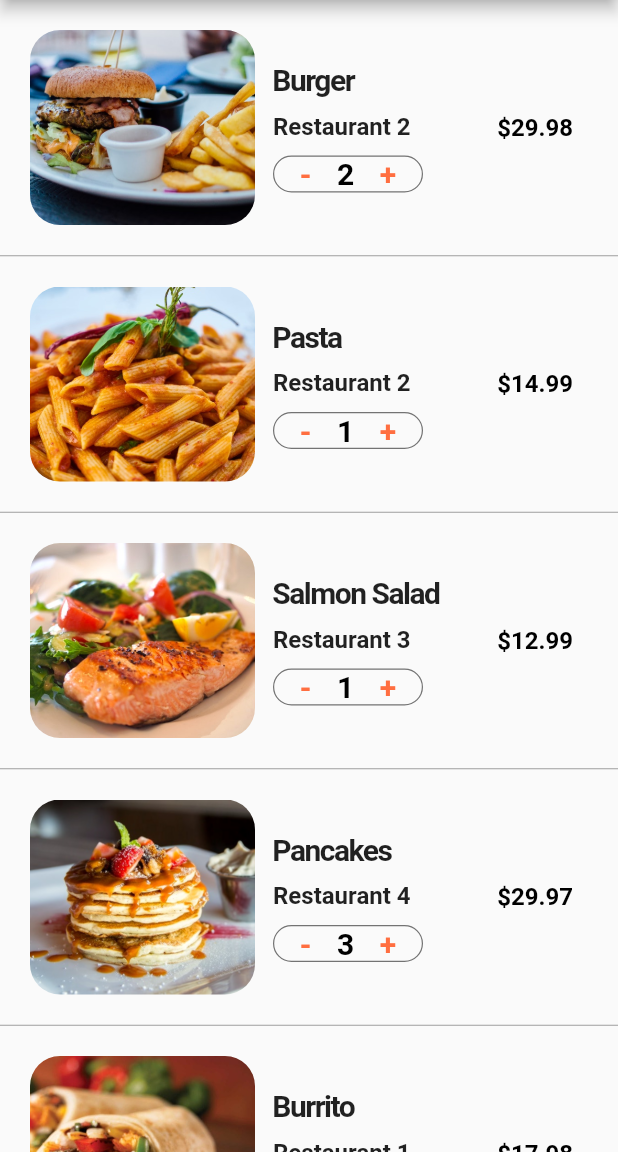
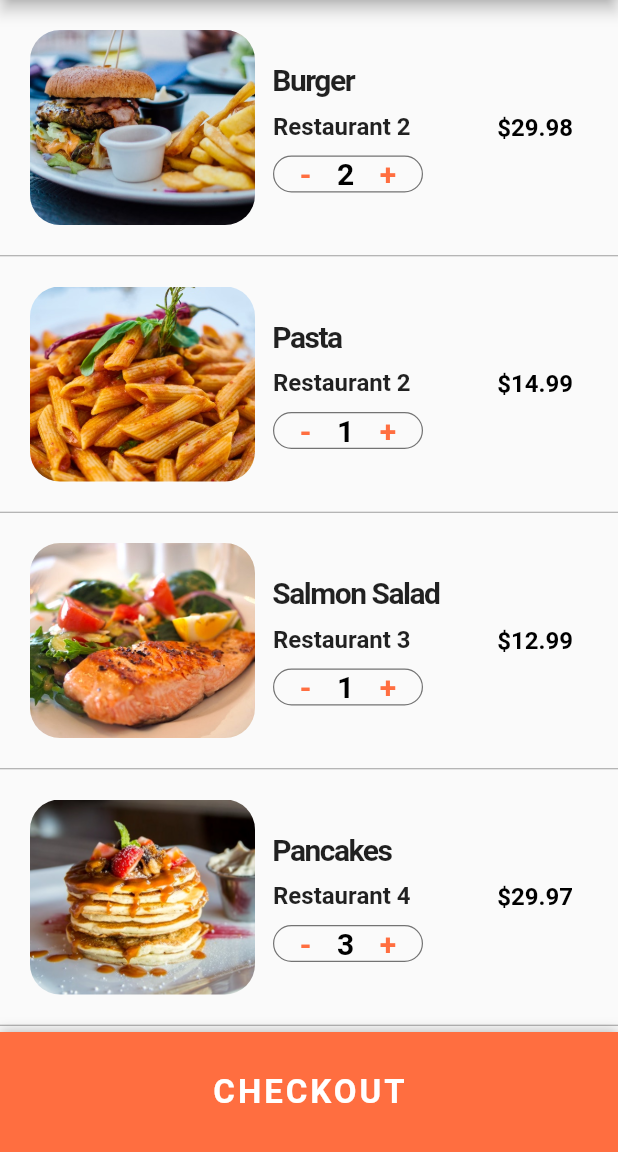
Before and after one commit to miikhaaeel/food-delivery-ui, a Flutter app: the CartScreen screen opened directly, on a phone screen of 412 x 824 dp, the part 84-1236 px from its top. Run offline on Flutter 3.47's test engine with Material 2 defaults, Android fonts, the phone set to English and light mode, and no system bars.

Commit message:
added checkout button

```diff
--- a/lib/screens/cart_screen.dart
+++ b/lib/screens/cart_screen.dart
@@ -137,6 +137,12 @@ class _CartScreenState extends State<CartScreen> {
       ),
       body: ListView.separated(
         itemCount: currentUser.cart.length + 1,
+        separatorBuilder: (context, index) {
+          return const Divider(
+            color: Colors.grey,
+            height: 1.0,
+          );
+        },
         physics: const BouncingScrollPhysics(),
         itemBuilder: (context, index) {
           if (index < currentUser.cart.length) {
@@ -190,16 +196,35 @@ class _CartScreenState extends State<CartScreen> {
                     ),
                   ],
                 ),
+                const SizedBox(height: 80)
               ],
             ),
           );
         },
-        separatorBuilder: (context, index) {
-          return const Divider(
-            color: Colors.grey,
-            height: 1.0,
-          );
-        },
+      ),
+      bottomSheet: Container(
+        height: 80,
+        width: MediaQuery.of(context).size.width,
+        decoration: BoxDecoration(
+          color: Theme.of(context).primaryColor,
+          boxShadow: const [
+            BoxShadow(
+                color: Colors.black26, offset: Offset(0, -1), blurRadius: 6.0),
+          ],
+        ),
+        child: Center(
+          child: TextButton(
+            onPressed: () {},
+            child: const Text(
+              'CHECKOUT',
+              style: TextStyle(
+                  color: Colors.white,
+                  fontSize: 22,
+                  fontWeight: FontWeight.bold,
+                  letterSpacing: 2.0),
+            ),
+          ),
+        ),
       ),
     );
   }
```
